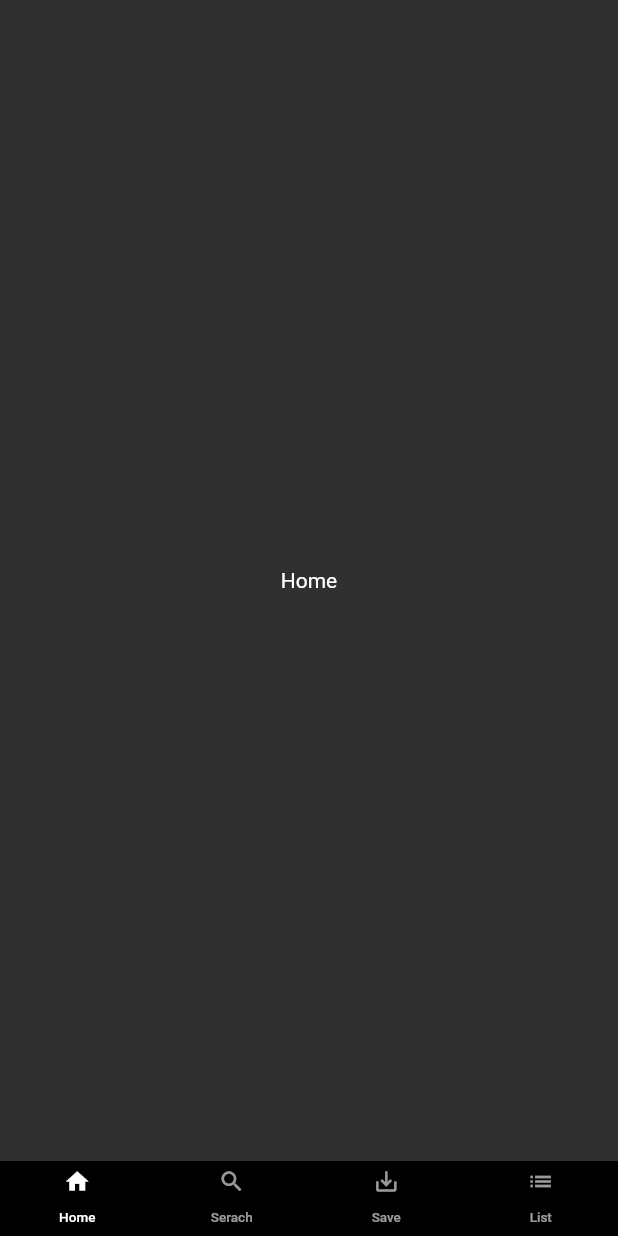
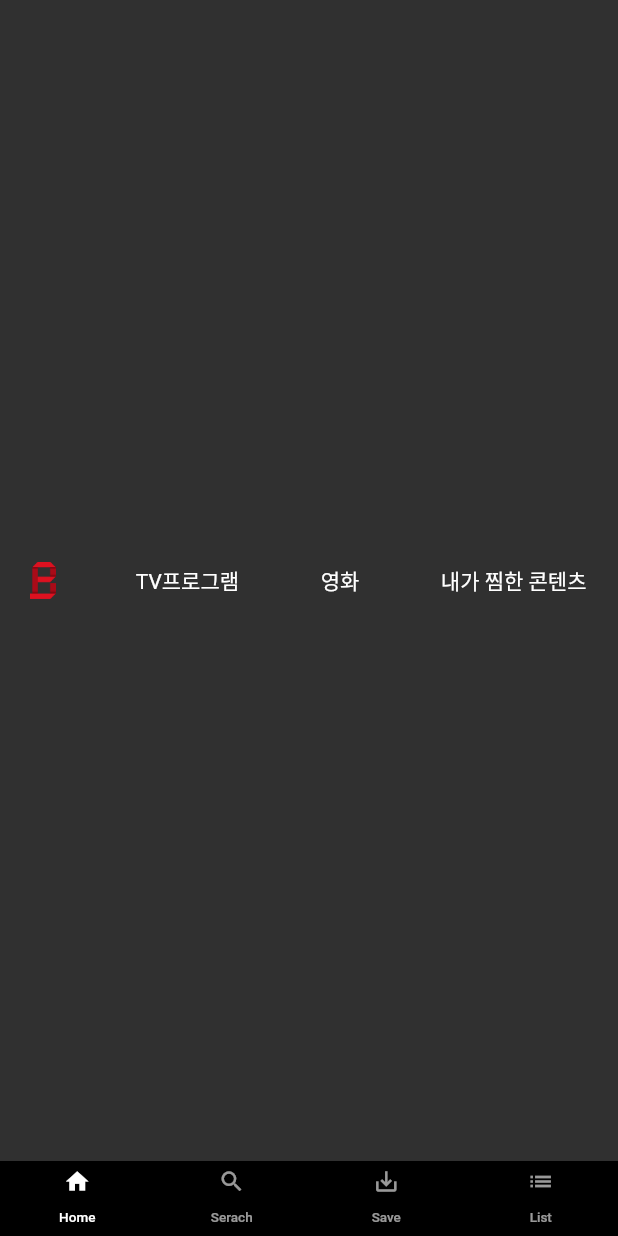
Before and after one commit to GodBongJune/flutter-netflix, a Flutter app: the screen it shows after launch, on a phone screen of 412 x 824 dp. Run offline on Flutter 3.47's test engine with Material 2 defaults, Android fonts, the phone set to English and light mode, and no system bars.

Commit message:
TopBar 생성완료

```diff
--- /dev/null
+++ b/lib/components/top_bar.dart
@@ -0,0 +1,36 @@
+import 'package:flutter/material.dart';
+
+class TopBar extends StatelessWidget {
+  const TopBar({super.key});
+
+  @override
+  Widget build(BuildContext context) {
+    return Padding(
+      padding: const EdgeInsets.fromLTRB(20, 7, 20, 7),
+      child: Container(
+        child: Row(
+          mainAxisAlignment: MainAxisAlignment.spaceBetween,
+          children: [
+            Image.asset(
+              "assets/bbongflix_logo.png",
+              fit: BoxFit.contain,
+              height: 25,
+            ),
+            Container(
+              padding: EdgeInsets.only(right: 1),
+              child: Text("TV프로그램", style: TextStyle(fontSize: 14)),
+            ),
+            Container(
+              padding: EdgeInsets.only(right: 1),
+              child: Text("영화", style: TextStyle(fontSize: 14)),
+            ),
+            Container(
+              padding: EdgeInsets.only(right: 1),
+              child: Text("내가 찜한 콘텐츠", style: TextStyle(fontSize: 14)),
+            ),
+          ],
+        ),
+      ),
+    );
+  }
+}
--- a/lib/main.dart
+++ b/lib/main.dart
@@ -1,5 +1,6 @@
 import 'package:flutter/material.dart';
 import 'package:netflix/components/bottom_bar.dart';
+import 'package:netflix/pages/home_tab.dart';
 import 'package:netflix/theme.dart';
 
 void main() {
@@ -26,7 +27,7 @@ class _MyAppState extends State<MyApp> {
           body: TabBarView(
             physics: NeverScrollableScrollPhysics(),
             children: <Widget>[
-              Container(child: Center(child: Text("Home"))),
+              HomeTab(),
               Container(child: Center(child: Text("Search"))),
               Container(child: Center(child: Text("Save"))),
               Container(child: Center(child: Text("List"))),
--- /dev/null
+++ b/lib/pages/home_tab.dart
@@ -0,0 +1,21 @@
+import 'package:flutter/material.dart';
+import 'package:netflix/components/top_bar.dart';
+
+class HomeTab extends StatefulWidget {
+  const HomeTab({super.key});
+
+  @override
+  State<HomeTab> createState() => _HomeTabState();
+}
+
+class _HomeTabState extends State<HomeTab> {
+  @override
+  void initState() {
+    super.initState();
+  }
+
+  @override
+  Widget build(BuildContext context) {
+    return TopBar();
+  }
+}
--- a/pubspec.yaml
+++ b/pubspec.yaml
@@ -35,6 +35,8 @@ dependencies:
   # The following adds the Cupertino Icons font to your application.
   # Use with the CupertinoIcons class for iOS style icons.
   cupertino_icons: ^1.0.2
+  flutter_svg: ^2.0.7
+
 
 dev_dependencies:
   flutter_test:
@@ -59,8 +61,8 @@ flutter:
   uses-material-design: true
 
   # To add assets to your application, add an assets section, like this:
-  # assets:
-  #   - images/a_dot_burr.jpeg
+  assets:
+     - assets/
   #   - images/a_dot_ham.jpeg
 
   # An image asset can refer to one or more resolution-specific "variants", see
```
Also changed, not shown: assets/bbongflix_logo.png (added), assets/test_movie_1.png (added), pubspec.lock.
